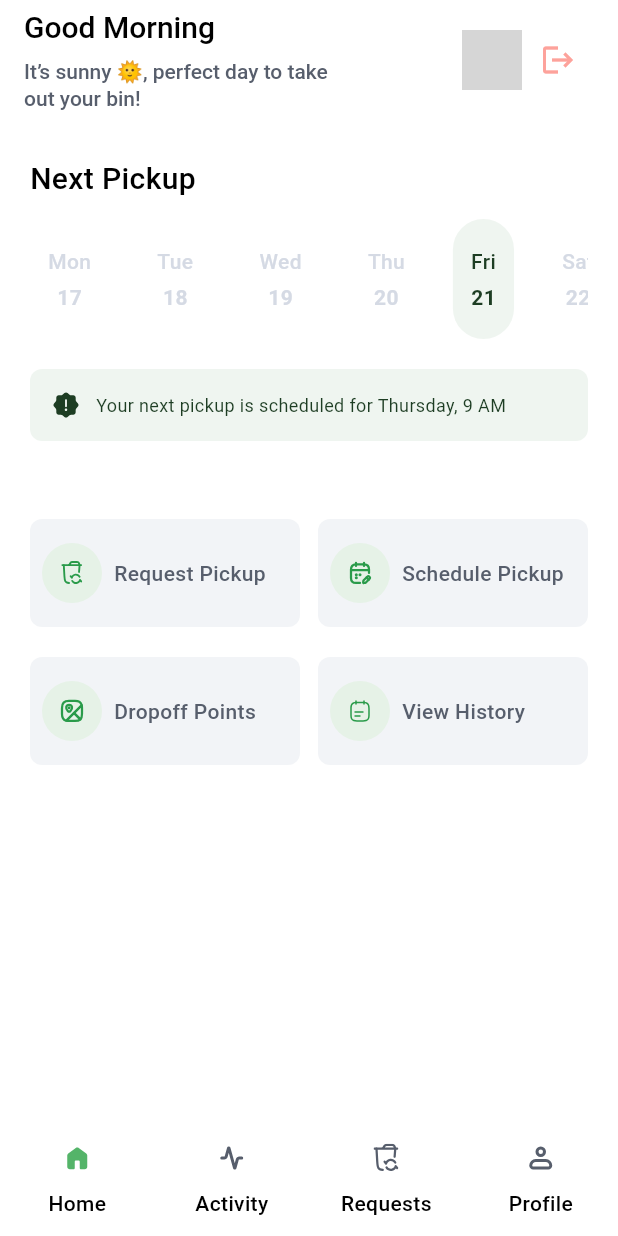
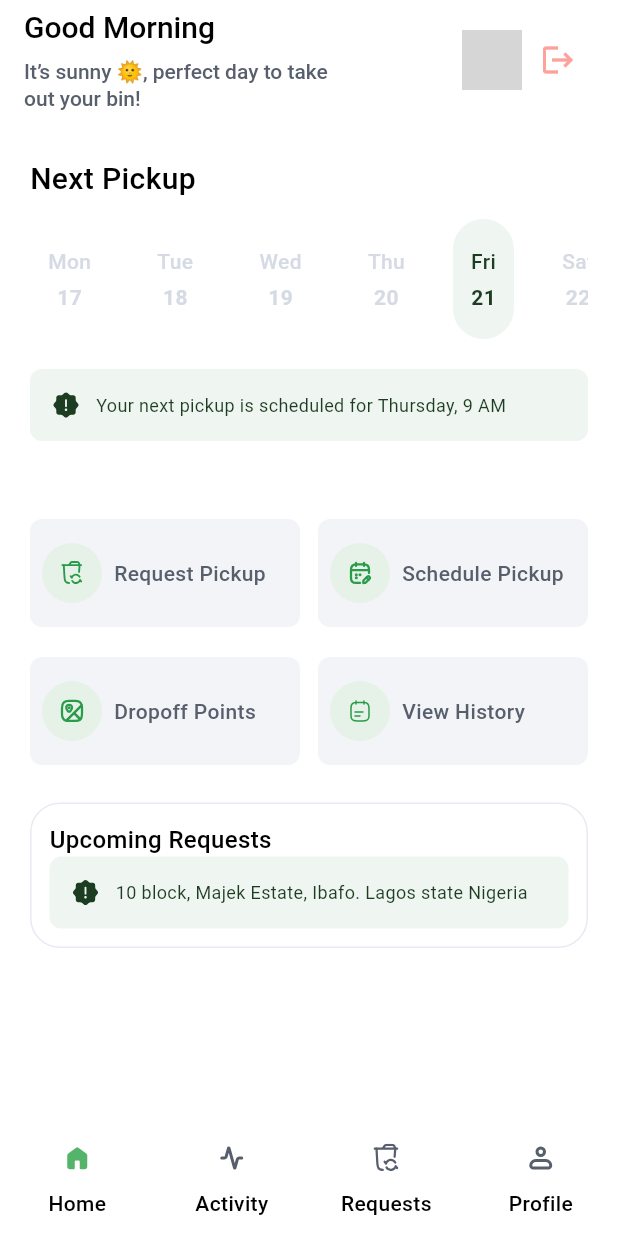
Before and after one commit to Bewizi/EcoBin_Frontend, a Flutter app: the screen it shows after launch, on a phone screen of 412 x 824 dp. Run offline on Flutter 3.47's test engine with Material 3 defaults, Android fonts, the phone set to English and light mode, and no system bars; our stand-ins replace bloc, device_preview, dio, equatable, flutter_bloc, flutter_screenutil and 3 more; network calls fail; grey boxes are pictures that could not be loaded.

Commit message:
feat: Upcoming requests section added to home screen

```diff
--- a/lib/core/presentation/themes/colors.dart
+++ b/lib/core/presentation/themes/colors.dart
@@ -27,4 +27,5 @@ class AppColors {
 
   static const Color kBrightSnow = Color(0xffF9F9F9);
   static const Color kBlueSlate = Color(0xff575E6C);
+  static const Color kAliceBlue = Color(0xffE6EAF2);
 }
--- a/lib/features/home_page/presentation/pages/home_screen.dart
+++ b/lib/features/home_page/presentation/pages/home_screen.dart
@@ -10,6 +10,7 @@ import 'package:ecobin/features/navigation/page_navigation_bar.dart';
 import 'package:ecobin/features/requests/presentation/pages/pickup_details.dart';
 import 'package:ecobin/features/requests/presentation/pages/requests.dart';
 import 'package:flutter/material.dart';
+import 'package:flutter_svg/flutter_svg.dart';
 import 'package:go_router/go_router.dart';
 
 class HomeScreen extends StatefulWidget {
@@ -210,6 +211,61 @@ class _HomeScreenState extends State<HomeScreen> {
                 itemCount: 4,
               ),
             ),
+
+            SliverToBoxAdapter(
+              child: Padding(
+                padding: EdgeInsets.symmetric(horizontal: 20, vertical: 25),
+                child: Expanded(
+                  child: Container(
+                    padding: EdgeInsets.all(12),
+                    decoration: BoxDecoration(
+                      border: Border.all(width: 1, color: AppColors.kAliceBlue),
+                      borderRadius: BorderRadius.circular(20),
+                    ),
+                    child: Column(
+                      children: [
+                        Row(
+                          mainAxisAlignment: MainAxisAlignment.spaceBetween,
+                          children: [
+                            TextHeader(
+                              'Upcoming Requests',
+                              fontSize: 16,
+                              fontWeight: FontWeight.w500,
+                              color: AppColors.kBlack,
+                            ),
+                          ],
+                        ),
+                        Container(
+                          width: MediaQuery.of(context).size.width,
+                          padding: EdgeInsets.all(12),
+                          decoration: BoxDecoration(
+                            borderRadius: BorderRadius.circular(8),
+                            color: AppColors.kMintCream,
+                          ),
+                          child: Row(
+                            children: [
+                              //  icon
+                              SvgPicture.asset(
+                                AppSvgs.kInformation,
+                                width: 24,
+                                height: 24,
+                                fit: BoxFit.scaleDown,
+                              ),
+                              const SizedBox(width: 8),
+                              TextRegular(
+                                '10 block, Majek Estate, Ibafo. Lagos state Nigeria',
+                                fontSize: 12,
+                                color: AppColors.kBritishRacingGreen,
+                              ),
+                            ],
+                          ),
+                        ),
+                      ],
+                    ),
+                  ),
+                ),
+              ),
+            ),
           ],
         ),
       ),
```
